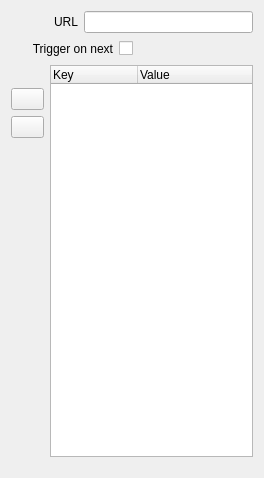
The window that src/Widgets/Inspector/InspectorHttpPostWidget.ui (CasparCG/client) describes before a commit, drawn with Qt 5.
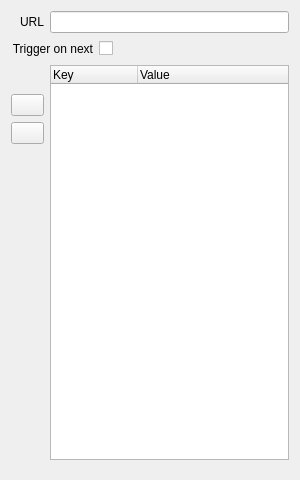
The same window after the commit. Custom widgets are drawn as their Qt base class.

Commit message: Simplify layout of inspector widgets

The edit to the form file:
```diff
--- a/src/Widgets/Inspector/InspectorHttpPostWidget.ui
+++ b/src/Widgets/Inspector/InspectorHttpPostWidget.ui
@@ -6,8 +6,8 @@
    <rect>
     <x>0</x>
     <y>0</y>
-    <width>264</width>
-    <height>478</height>
+    <width>300</width>
+    <height>480</height>
    </rect>
   </property>
   <property name="sizePolicy">
@@ -19,29 +19,52 @@
   <property name="minimumSize">
    <size>
     <width>0</width>
-    <height>478</height>
+    <height>480</height>
    </size>
   </property>
-  <layout class="QVBoxLayout" name="verticalLayout">
-   <item>
-    <layout class="QHBoxLayout" name="horizontalLayoutUrl">
-     <item>
-      <spacer name="horizontalSpacerUrl">
-       <property name="orientation">
-        <enum>Qt::Horizontal</enum>
-       </property>
-       <property name="sizeType">
-        <enum>QSizePolicy::Fixed</enum>
-       </property>
-       <property name="sizeHint" stdset="0">
-        <size>
-         <width>43</width>
-         <height>20</height>
-        </size>
-       </property>
-      </spacer>
-     </item>
-     <item>
+  <layout class="QGridLayout" name="gridLayout">
+   <property name="bottomMargin">
+    <number>20</number>
+   </property>
+   <item row="2" column="1" rowspan="4">
+    <widget class="HttpDataTreeBaseWidget" name="treeWidgetHttpData">
+     <property name="showDropIndicator" stdset="0">
+      <bool>false</bool>
+     </property>
+     <property name="dragEnabled">
+      <bool>true</bool>
+     </property>
+     <property name="dragDropMode">
+      <enum>QAbstractItemView::DropOnly</enum>
+     </property>
+     <property name="alternatingRowColors">
+      <bool>true</bool>
+     </property>
+     <property name="rootIsDecorated">
+      <bool>false</bool>
+     </property>
+     <attribute name="headerDefaultSectionSize">
+      <number>87</number>
+     </attribute>
+     <attribute name="headerShowSortIndicator" stdset="0">
+      <bool>false</bool>
+     </attribute>
+     <column>
+      <property name="text">
+       <string>Key</string>
+      </property>
+     </column>
+     <column>
+      <property name="text">
+       <string>Value</string>
+      </property>
+     </column>
+    </widget>
+   </item>
+   <item row="0" column="1">
+    <widget class="QLineEdit" name="lineEditUrl"/>
+   </item>
+   <item row="0" column="0">
       <widget class="QLabel" name="labelUrl">
        <property name="text">
         <string>URL</string>
@@ -51,29 +74,8 @@
        </property>
       </widget>
      </item>
-     <item>
-      <widget class="QLineEdit" name="lineEditUrl"/>
-     </item>
-    </layout>
-   </item>
-   <item>
+   <item row="1" column="0" colspan="2">
     <layout class="QHBoxLayout" name="horizontalLayoutTriggerOnNext">
-     <item>
-      <spacer name="horizontalSpacerTriggerOnNext1">
-       <property name="orientation">
-        <enum>Qt::Horizontal</enum>
-       </property>
-       <property name="sizeType">
-        <enum>QSizePolicy::Fixed</enum>
-       </property>
-       <property name="sizeHint" stdset="0">
-        <size>
-         <width>20</width>
-         <height>20</height>
-        </size>
-       </property>
-      </spacer>
-     </item>
      <item>
       <widget class="QLabel" name="labelTriggerOnNext">
        <property name="text">
@@ -109,54 +111,7 @@
      </item>
     </layout>
    </item>
-   <item>
-    <layout class="QHBoxLayout" name="horizontalLayout">
-     <item>
-      <layout class="QHBoxLayout" name="horizontalLayoutData">
-       <item>
-        <layout class="QVBoxLayout" name="verticalLayoutData">
-         <item>
-          <spacer name="verticalSpacerDataTop">
-           <property name="orientation">
-            <enum>Qt::Vertical</enum>
-           </property>
-           <property name="sizeType">
-            <enum>QSizePolicy::Fixed</enum>
-           </property>
-           <property name="sizeHint" stdset="0">
-            <size>
-             <width>20</width>
-             <height>23</height>
-            </size>
-           </property>
-          </spacer>
-         </item>
-         <item>
-          <widget class="QToolButton" name="toolButtonAddHttpData">
-           <property name="minimumSize">
-            <size>
-             <width>33</width>
-             <height>22</height>
-            </size>
-           </property>
-           <property name="maximumSize">
-            <size>
-             <width>33</width>
-             <height>22</height>
-            </size>
-           </property>
-           <property name="font">
-            <font>
-             <weight>75</weight>
-             <bold>true</bold>
-            </font>
-           </property>
-           <property name="toolTip">
-            <string>Add new device</string>
-           </property>
-          </widget>
-         </item>
-         <item>
+   <item row="4" column="0">
           <widget class="QToolButton" name="toolButtonRemoveHttpData">
            <property name="minimumSize">
             <size>
@@ -181,7 +136,7 @@
            </property>
           </widget>
          </item>
-         <item>
+   <item row="5" column="0">
           <spacer name="verticalSpacerDataBottom">
            <property name="orientation">
             <enum>Qt::Vertical</enum>
@@ -197,49 +152,33 @@
            </property>
           </spacer>
          </item>
-        </layout>
-       </item>
-       <item>
-        <widget class="HttpDataTreeBaseWidget" name="treeWidgetHttpData">
-         <property name="showDropIndicator" stdset="0">
-          <bool>false</bool>
-         </property>
-         <property name="dragEnabled">
-          <bool>true</bool>
-         </property>
-         <property name="dragDropMode">
-          <enum>QAbstractItemView::DropOnly</enum>
-         </property>
-         <property name="alternatingRowColors">
-          <bool>true</bool>
-         </property>
-         <property name="rootIsDecorated">
-          <bool>false</bool>
-         </property>
-         <attribute name="headerDefaultSectionSize">
-          <number>87</number>
-         </attribute>
-         <attribute name="headerShowSortIndicator" stdset="0">
-          <bool>false</bool>
-         </attribute>
-         <column>
-          <property name="text">
-           <string>Key</string>
-          </property>
-         </column>
-         <column>
-          <property name="text">
-           <string>Value</string>
-          </property>
-         </column>
-        </widget>
-       </item>
-      </layout>
-     </item>
-    </layout>
-   </item>
-   <item>
-    <spacer name="verticalSpacerHttpGet">
+   <item row="3" column="0">
+    <widget class="QToolButton" name="toolButtonAddHttpData">
+     <property name="minimumSize">
+      <size>
+       <width>33</width>
+       <height>22</height>
+      </size>
+     </property>
+     <property name="maximumSize">
+      <size>
+       <width>33</width>
+       <height>22</height>
+      </size>
+     </property>
+     <property name="font">
+      <font>
+       <weight>75</weight>
+       <bold>true</bold>
+      </font>
+     </property>
+     <property name="toolTip">
+      <string>Add new device</string>
+     </property>
+    </widget>
+   </item>
+   <item row="2" column="0">
+    <spacer name="verticalSpacerDataTop">
      <property name="orientation">
       <enum>Qt::Vertical</enum>
      </property>
@@ -249,7 +188,7 @@
      <property name="sizeHint" stdset="0">
       <size>
        <width>20</width>
-       <height>10</height>
+       <height>23</height>
       </size>
      </property>
     </spacer>
```
Left out of the diff: 7 changed lines with no effect on the pictures. Lines whose indentation alone changed are shown as unchanged. The commit also changes 58 other files.
